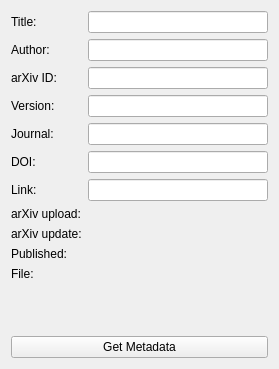
eg0rim/amt, file amt/views/ui/articleForm.ui: the form before one commit.
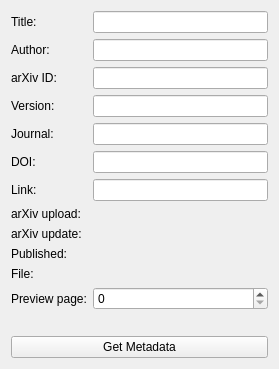
The form after the commit. Custom widgets are drawn as their Qt base class.

Commit message: preview page can be chosen

The edit to the form file:
```diff
--- a/amt/views/ui/articleForm.ui
+++ b/amt/views/ui/articleForm.ui
@@ -126,6 +126,20 @@
      <item row="10" column="1">
       <widget class="AMTEntryFileInput" name="fileInput" native="true"/>
      </item>
+     <item row="11" column="0">
+      <widget class="QLabel" name="previewPageLabel">
+       <property name="text">
+        <string>Preview page:</string>
+       </property>
+      </widget>
+     </item>
+     <item row="11" column="1">
+      <widget class="QSpinBox" name="previewPageSpinBox">
+       <property name="maximum">
+        <number>10000</number>
+       </property>
+      </widget>
+     </item>
     </layout>
    </item>
    <item>
```
The commit also changes 5 other files.
